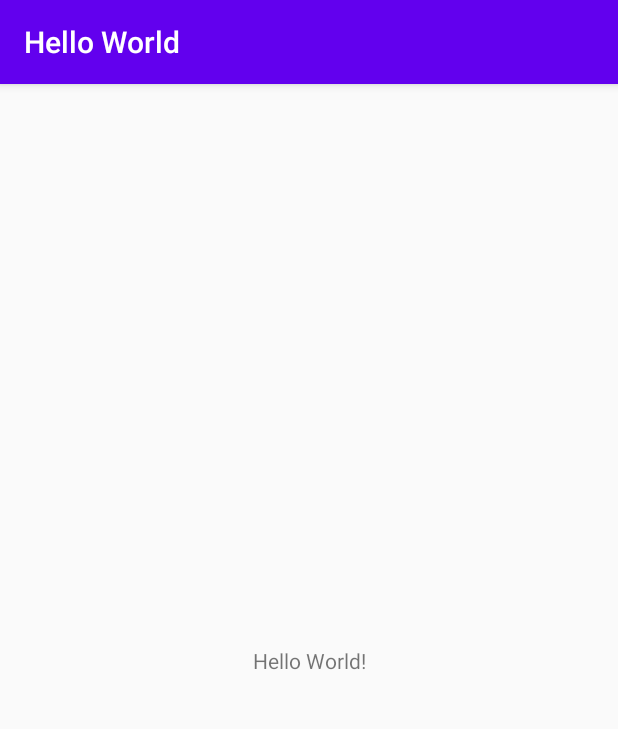
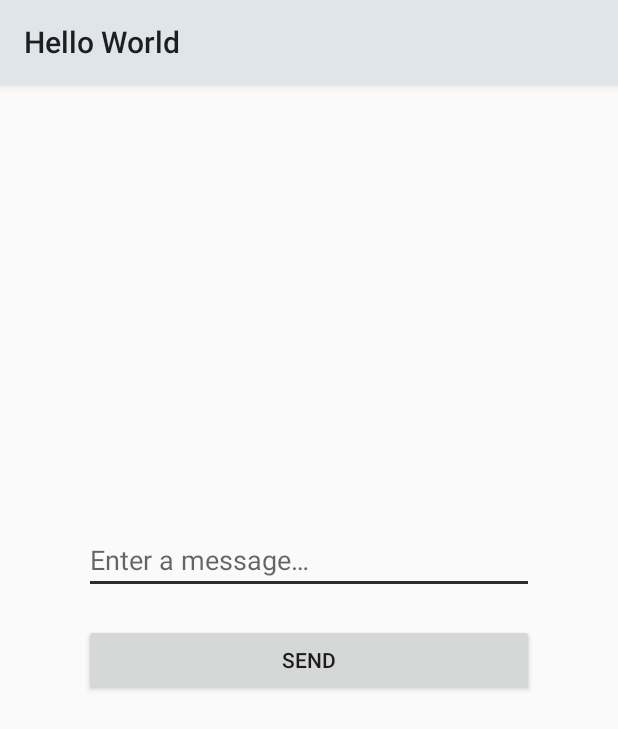
Before and after one commit to prissyazzahra/learn-tktpl-1706984700, an Android app: the screen it shows after launch (MainActivity), on a phone screen of 412 x 824 dp. Shown: the top 729 px of the screen. Run offline under Robolectric (Android 15) with nearby library versions, the phone set to English and light mode, and no system bars; libraries missing offline, so code that uses them is left out: id.ac.ui.

Commit message:
add message sending app

```diff
--- a/helloworld/app/build.gradle
+++ b/helloworld/app/build.gradle
@@ -29,8 +29,10 @@ dependencies {
     implementation fileTree(dir: 'libs', include: ['*.jar'])
     implementation "org.jetbrains.kotlin:kotlin-stdlib-jdk7:$kotlin_version"
     implementation 'androidx.appcompat:appcompat:1.2.0'
-    implementation 'androidx.core:core-ktx:1.3.1'
-    implementation 'androidx.constraintlayout:constraintlayout:2.0.1'
+    implementation 'androidx.core:core-ktx:1.3.2'
+    implementation 'androidx.constraintlayout:constraintlayout:2.0.2'
+    implementation 'androidx.lifecycle:lifecycle-extensions:2.2.0'
+    implementation "androidx.lifecycle:lifecycle-viewmodel:2.2.0"
     testImplementation 'junit:junit:4.12'
     androidTestImplementation 'androidx.test.ext:junit:1.1.2'
     androidTestImplementation 'androidx.test.espresso:espresso-core:3.3.0'
--- a/helloworld/app/src/main/java/id/ac/ui/cs/mobileprogramming/prissy/helloworld/MainActivity.kt
+++ b/helloworld/app/src/main/java/id/ac/ui/cs/mobileprogramming/prissy/helloworld/MainActivity.kt
@@ -4,9 +4,13 @@ import androidx.appcompat.app.AppCompatActivity
 import android.os.Bundle
 
 class MainActivity : AppCompatActivity() {
-
     override fun onCreate(savedInstanceState: Bundle?) {
         super.onCreate(savedInstanceState)
         setContentView(R.layout.activity_main)
+
+        val fragmentManager = supportFragmentManager.beginTransaction()
+        fragmentManager.replace(R.id.fragment_holder, MessageSenderFragment()).commit()
     }
+
+
 }
--- /dev/null
+++ b/helloworld/app/src/main/java/id/ac/ui/cs/mobileprogramming/prissy/helloworld/MessageSenderFragment.kt
@@ -0,0 +1,42 @@
+package id.ac.ui.cs.mobileprogramming.prissy.helloworld
+
+import android.os.Bundle
+import android.view.LayoutInflater
+import android.view.View
+import android.view.ViewGroup
+import androidx.fragment.app.Fragment
+import androidx.fragment.app.FragmentTransaction
+import androidx.lifecycle.ViewModelProvider
+import kotlinx.android.synthetic.main.fragment_sender.*
+
+class MessageSenderFragment : Fragment() {
+    lateinit var model: SharedViewModel
+    private var message : String = ""
+
+    override fun onCreateView(
+        inflater: LayoutInflater,
+        container: ViewGroup?,
+        savedInstanceState: Bundle?
+    ): View? {
+        return inflater.inflate(R.layout.fragment_sender, container, false)
+    }
+
+    override fun onViewCreated(view: View, savedInstanceState: Bundle?) {
+        super.onViewCreated(view, savedInstanceState)
+        model = ViewModelProvider(requireActivity()).get(SharedViewModel::class.java)
+
+        button.setOnClickListener {
+            message = enter_message.text.toString()
+            if (!message.equals("")) {
+                model.sendMessage(message)
+                val fragment = MessageReceiverFragment()
+                val parentManager = this.parentFragmentManager.beginTransaction()
+                parentManager.replace(R.id.fragment_holder, fragment)
+                    .addToBackStack(null)
+                    .setTransition(FragmentTransaction.TRANSIT_FRAGMENT_FADE)
+                    .commit()
+            }
+        }
+
+    }
+}
--- /dev/null
+++ b/helloworld/app/src/main/java/id/ac/ui/cs/mobileprogramming/prissy/helloworld/SharedViewModel.kt
@@ -0,0 +1,12 @@
+package id.ac.ui.cs.mobileprogramming.prissy.helloworld
+
+import androidx.lifecycle.MutableLiveData
+import androidx.lifecycle.ViewModel
+
+class SharedViewModel : ViewModel() {
+    val message = MutableLiveData<String>()
+
+    fun sendMessage(text: String) {
+        message.value = text
+    }
+}
--- a/helloworld/app/src/main/res/layout/activity_main.xml
+++ b/helloworld/app/src/main/res/layout/activity_main.xml
@@ -6,13 +6,13 @@
     android:layout_height="match_parent"
     tools:context=".MainActivity">
 
-    <TextView
-        android:layout_width="wrap_content"
-        android:layout_height="wrap_content"
-        android:text="Hello World!"
-        app:layout_constraintBottom_toBottomOf="parent"
-        app:layout_constraintLeft_toLeftOf="parent"
-        app:layout_constraintRight_toRightOf="parent"
+    <FrameLayout
+        android:id="@+id/fragment_holder"
+        android:layout_width="match_parent"
+        android:layout_height="match_parent"
+        app:layout_constraintEnd_toEndOf="parent"
+        app:layout_constraintStart_toStartOf="parent"
         app:layout_constraintTop_toTopOf="parent" />
 
+
 </androidx.constraintlayout.widget.ConstraintLayout>
--- /dev/null
+++ b/helloworld/app/src/main/res/layout/fragment_sender.xml
@@ -0,0 +1,26 @@
+<?xml version="1.0" encoding="utf-8"?>
+<RelativeLayout xmlns:android="http://schemas.android.com/apk/res/android"
+    xmlns:app="http://schemas.android.com/apk/res-auto"
+    android:layout_width="match_parent"
+    android:layout_height="match_parent">
+
+    <EditText
+        android:id="@+id/enter_message"
+        android:layout_width="300dp"
+        android:layout_height="wrap_content"
+        android:hint="@string/enter_message"
+        android:inputType="text"
+        android:autofillHints="false"
+        android:layout_above="@+id/button"
+        android:layout_centerHorizontal="true"
+        android:layout_marginBottom="20dp"
+        />
+
+    <androidx.appcompat.widget.AppCompatButton
+        android:id="@+id/button"
+        android:layout_width="300dp"
+        android:layout_height="wrap_content"
+        android:text="@string/send"
+        android:layout_centerInParent="true"/>
+
+</RelativeLayout>
--- a/helloworld/app/src/main/res/values/colors.xml
+++ b/helloworld/app/src/main/res/values/colors.xml
@@ -1,6 +1,6 @@
 <?xml version="1.0" encoding="utf-8"?>
 <resources>
-    <color name="colorPrimary">#6200EE</color>
+    <color name="colorPrimary">#E0E5EA</color>
     <color name="colorPrimaryDark">#3700B3</color>
-    <color name="colorAccent">#03DAC5</color>
+    <color name="colorAccent">#26302F</color>
 </resources>
--- a/helloworld/app/src/main/res/values/strings.xml
+++ b/helloworld/app/src/main/res/values/strings.xml
@@ -1,3 +1,7 @@
 <resources>
     <string name="app_name">Hello World</string>
+    <string name="send">Send</string>
+    <string name="enter_message">Enter a message…</string>
+    <string name="no_message">No message yet.</string>
+    <string name="today">Today\'s message is…</string>
 </resources>
--- a/helloworld/app/src/main/res/values/styles.xml
+++ b/helloworld/app/src/main/res/values/styles.xml
@@ -1,7 +1,7 @@
 <resources>
 
     <!-- Base application theme. -->
-    <style name="AppTheme" parent="Theme.AppCompat.Light.DarkActionBar">
+    <style name="AppTheme" parent="Theme.AppCompat.Light">
         <!-- Customize your theme here. -->
         <item name="colorPrimary">@color/colorPrimary</item>
         <item name="colorPrimaryDark">@color/colorPrimaryDark</item>
```
Also changed, not shown: helloworld/app/src/main/java/id/ac/ui/cs/mobileprogramming/prissy/helloworld/MessageReceiverFragment.kt (added, +28 -0 lines), helloworld/app/src/main/res/layout/fragment_receiver.xml (added, +25 -0 lines).
